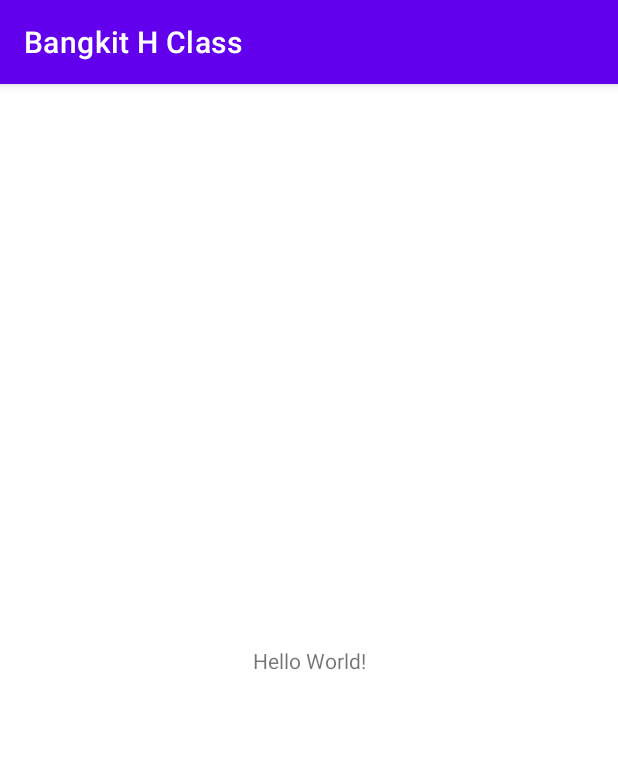
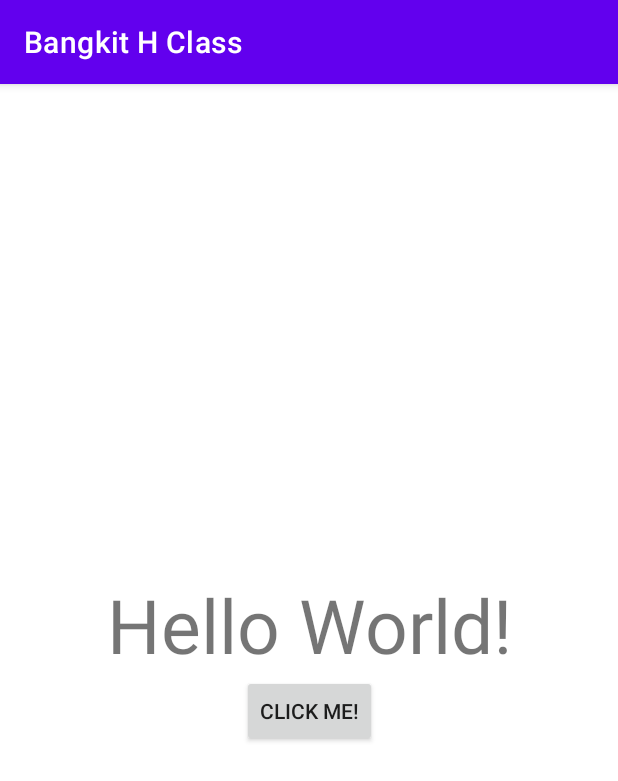
Before and after one commit to fueerqan/Bangkit-H-Class, an Android app: the screen it shows after launch (MainActivity), on a phone screen of 412 x 824 dp. Shown: the top 781 px of the screen. Run offline under Robolectric (Android 15) with nearby library versions, the phone set to English and light mode, and no system bars; our stand-ins replace Dagger/Hilt's generated code.

```diff
--- a/app/build.gradle
+++ b/app/build.gradle
@@ -1,6 +1,7 @@
 plugins {
     id 'com.android.application'
     id 'kotlin-android'
+    id 'kotlin-kapt'
 }
 
 android {
@@ -34,6 +35,9 @@ android {
 
 dependencies {
 
+    implementation 'com.google.dagger:dagger:2.35'
+    kapt 'com.google.dagger:dagger-compiler:2.35'
+
     implementation "org.jetbrains.kotlin:kotlin-stdlib:$kotlin_version"
     implementation 'androidx.core:core-ktx:1.3.2'
     implementation 'androidx.appcompat:appcompat:1.2.0'
--- a/app/src/main/AndroidManifest.xml
+++ b/app/src/main/AndroidManifest.xml
@@ -3,6 +3,7 @@
     package="com.muhammadfurqan.bangkithclass">
 
     <application
+        android:name=".MyApplication"
         android:allowBackup="true"
         android:icon="@mipmap/ic_launcher"
         android:label="@string/app_name"
--- a/app/src/main/java/com/muhammadfurqan/bangkithclass/MainActivity.kt
+++ b/app/src/main/java/com/muhammadfurqan/bangkithclass/MainActivity.kt
@@ -1,11 +1,34 @@
 package com.muhammadfurqan.bangkithclass
 
+import android.os.Bundle
+import android.widget.TextView
 import androidx.appcompat.app.AppCompatActivity
-import android.os.Bundle
+import androidx.appcompat.widget.AppCompatButton
+import com.muhammadfurqan.bangkithclass.model.Car
+import javax.inject.Inject
 
 class MainActivity : AppCompatActivity() {
+
+    private val textview: TextView by lazy {
+        findViewById<TextView>(R.id.textview_main)
+    }
+
+    private val btn: AppCompatButton by lazy {
+        findViewById<AppCompatButton>(R.id.btn_click)
+    }
+
+    @Inject
+    lateinit var car: Car
+
     override fun onCreate(savedInstanceState: Bundle?) {
         super.onCreate(savedInstanceState)
         setContentView(R.layout.activity_main)
+
+        (application as MyApplication).appComponent.inject(this)
+
+        btn.setOnClickListener {
+            textview.text = car.getType()
+        }
+
     }
 }
--- /dev/null
+++ b/app/src/main/java/com/muhammadfurqan/bangkithclass/MyApplication.kt
@@ -0,0 +1,16 @@
+package com.muhammadfurqan.bangkithclass
+
+import android.app.Application
+import com.muhammadfurqan.bangkithclass.di.AppComponent
+import com.muhammadfurqan.bangkithclass.di.DaggerAppComponent
+
+/**
+ * @author by furqan on 20/05/2021
+ */
+class MyApplication : Application() {
+
+    val appComponent: AppComponent by lazy {
+        DaggerAppComponent.factory().create()
+    }
+
+}
--- /dev/null
+++ b/app/src/main/java/com/muhammadfurqan/bangkithclass/di/AppComponent.kt
@@ -0,0 +1,19 @@
+package com.muhammadfurqan.bangkithclass.di
+
+import com.muhammadfurqan.bangkithclass.MainActivity
+import dagger.Component
+
+/**
+ * @author by furqan on 20/05/2021
+ */
+@Component(modules = [AppModule::class])
+interface AppComponent {
+
+    @Component.Factory
+    interface Factory {
+        fun create(): AppComponent
+    }
+
+    fun inject(activity: MainActivity)
+
+}
--- /dev/null
+++ b/app/src/main/java/com/muhammadfurqan/bangkithclass/di/AppModule.kt
@@ -0,0 +1,23 @@
+package com.muhammadfurqan.bangkithclass.di
+
+import com.muhammadfurqan.bangkithclass.model.Car
+import com.muhammadfurqan.bangkithclass.model.Engine
+import dagger.Module
+import dagger.Provides
+
+/**
+ * @author by furqan on 20/05/2021
+ */
+@Module
+class AppModule {
+
+    @Provides
+    fun provideEngine(): Engine = Engine()
+
+    // If you use Field Injection
+//    @Provides
+//    fun provideCar(engine: Engine): Car = Car().also {
+//        it.engine = engine
+//    }
+
+}
--- /dev/null
+++ b/app/src/main/java/com/muhammadfurqan/bangkithclass/model/Car.kt
@@ -0,0 +1,18 @@
+package com.muhammadfurqan.bangkithclass.model
+
+import javax.inject.Inject
+
+/**
+ * @author by furqan on 20/05/2021
+ */
+// 2. Constructor Injection
+class Car @Inject constructor(private val engine: Engine) {
+//class Car  {
+
+    // 1. Field Injection
+//    @Inject
+//    lateinit var engine: Engine
+
+    fun getType(): String = engine.type()
+
+}
--- /dev/null
+++ b/app/src/main/java/com/muhammadfurqan/bangkithclass/model/Engine.kt
@@ -0,0 +1,8 @@
+package com.muhammadfurqan.bangkithclass.model
+
+/**
+ * @author by furqan on 20/05/2021
+ */
+class Engine {
+    fun type() : String = "Dagger Engine"
+}
--- a/app/src/main/res/layout/activity_main.xml
+++ b/app/src/main/res/layout/activity_main.xml
@@ -7,12 +7,26 @@
     tools:context=".MainActivity">
 
     <TextView
+        android:id="@+id/textview_main"
         android:layout_width="wrap_content"
         android:layout_height="wrap_content"
         android:text="Hello World!"
+        android:textSize="50sp"
+        app:layout_constraintBottom_toTopOf="@id/btn_click"
+        app:layout_constraintLeft_toLeftOf="parent"
+        app:layout_constraintRight_toRightOf="parent"
+        app:layout_constraintTop_toTopOf="parent"
+        app:layout_constraintVertical_chainStyle="packed" />
+
+    <androidx.appcompat.widget.AppCompatButton
+        android:id="@+id/btn_click"
+        android:layout_width="wrap_content"
+        android:layout_height="wrap_content"
+        android:text="Click Me!"
         app:layout_constraintBottom_toBottomOf="parent"
         app:layout_constraintLeft_toLeftOf="parent"
         app:layout_constraintRight_toRightOf="parent"
-        app:layout_constraintTop_toTopOf="parent" />
+        app:layout_constraintTop_toBottomOf="@id/textview_main"
+        app:layout_constraintVertical_chainStyle="packed" />
 
 </androidx.constraintlayout.widget.ConstraintLayout>
```
